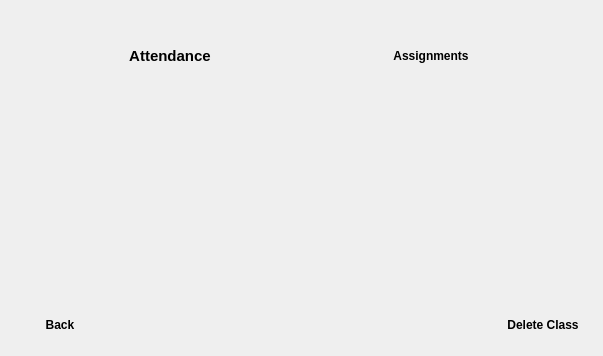
This is AceClassUtility_Class/aceclassutility_class.ui in acedron/ace-class-utility as Qt 5 draws it before an edit. The edited form follows.
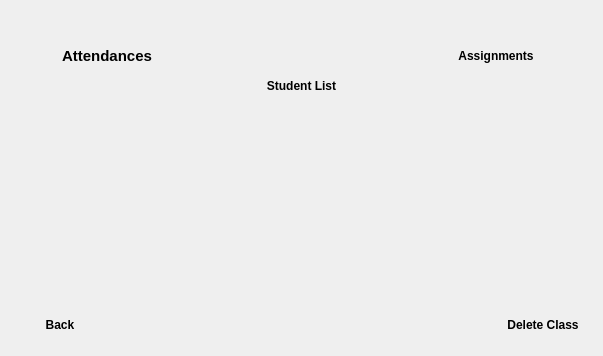
This is the edited form. Icons and pictures are not drawn.

Commit message: Redid Attendance screen.

```diff
--- a/AceClassUtility_Class/aceclassutility_class.ui
+++ b/AceClassUtility_Class/aceclassutility_class.ui
@@ -139,53 +139,6 @@
    </item>
    <item row="1" column="0">
     <layout class="QGridLayout" name="buttonsLayout">
-     <item row="0" column="1">
-      <widget class="QPushButton" name="assignmentsButton">
-       <property name="minimumSize">
-        <size>
-         <width>192</width>
-         <height>0</height>
-        </size>
-       </property>
-       <property name="maximumSize">
-        <size>
-         <width>192</width>
-         <height>16777215</height>
-        </size>
-       </property>
-       <property name="baseSize">
-        <size>
-         <width>0</width>
-         <height>0</height>
-        </size>
-       </property>
-       <property name="font">
-        <font>
-         <weight>75</weight>
-         <bold>true</bold>
-        </font>
-       </property>
-       <property name="text">
-        <string>Assignments</string>
-       </property>
-       <property name="icon">
-        <iconset theme="document">
-         <normaloff>.</normaloff>.</iconset>
-       </property>
-       <property name="iconSize">
-        <size>
-         <width>64</width>
-         <height>64</height>
-        </size>
-       </property>
-       <property name="autoDefault">
-        <bool>true</bool>
-       </property>
-       <property name="flat">
-        <bool>true</bool>
-       </property>
-      </widget>
-     </item>
      <item row="0" column="0">
       <widget class="QPushButton" name="attendanceButton">
        <property name="minimumSize">
@@ -208,7 +161,7 @@
         </font>
        </property>
        <property name="text">
-        <string>Attendance</string>
+        <string>Attendances</string>
        </property>
        <property name="icon">
         <iconset theme="contact">
@@ -231,6 +184,78 @@
        </property>
       </widget>
      </item>
+     <item row="0" column="3">
+      <widget class="QPushButton" name="assignmentsButton">
+       <property name="minimumSize">
+        <size>
+         <width>192</width>
+         <height>0</height>
+        </size>
+       </property>
+       <property name="maximumSize">
+        <size>
+         <width>192</width>
+         <height>16777215</height>
+        </size>
+       </property>
+       <property name="baseSize">
+        <size>
+         <width>0</width>
+         <height>0</height>
+        </size>
+       </property>
+       <property name="font">
+        <font>
+         <weight>75</weight>
+         <bold>true</bold>
+        </font>
+       </property>
+       <property name="text">
+        <string>Assignments</string>
+       </property>
+       <property name="icon">
+        <iconset theme="document">
+         <normaloff>.</normaloff>.</iconset>
+       </property>
+       <property name="iconSize">
+        <size>
+         <width>64</width>
+         <height>64</height>
+        </size>
+       </property>
+       <property name="autoDefault">
+        <bool>true</bool>
+       </property>
+       <property name="flat">
+        <bool>true</bool>
+       </property>
+      </widget>
+     </item>
+     <item row="1" column="2">
+      <widget class="QPushButton" name="studentListButton">
+       <property name="font">
+        <font>
+         <weight>75</weight>
+         <bold>true</bold>
+        </font>
+       </property>
+       <property name="text">
+        <string>Student List</string>
+       </property>
+       <property name="icon">
+        <iconset theme="document-edit"/>
+       </property>
+       <property name="iconSize">
+        <size>
+         <width>64</width>
+         <height>64</height>
+        </size>
+       </property>
+       <property name="flat">
+        <bool>true</bool>
+       </property>
+      </widget>
+     </item>
     </layout>
    </item>
   </layout>
```
The commit also changes 9 other files.
